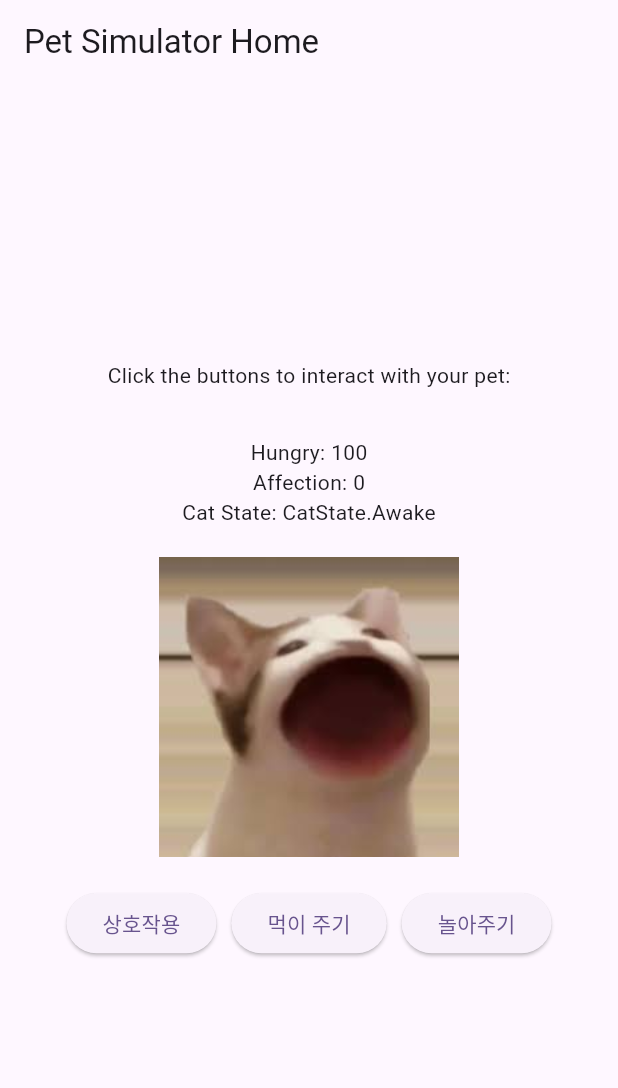
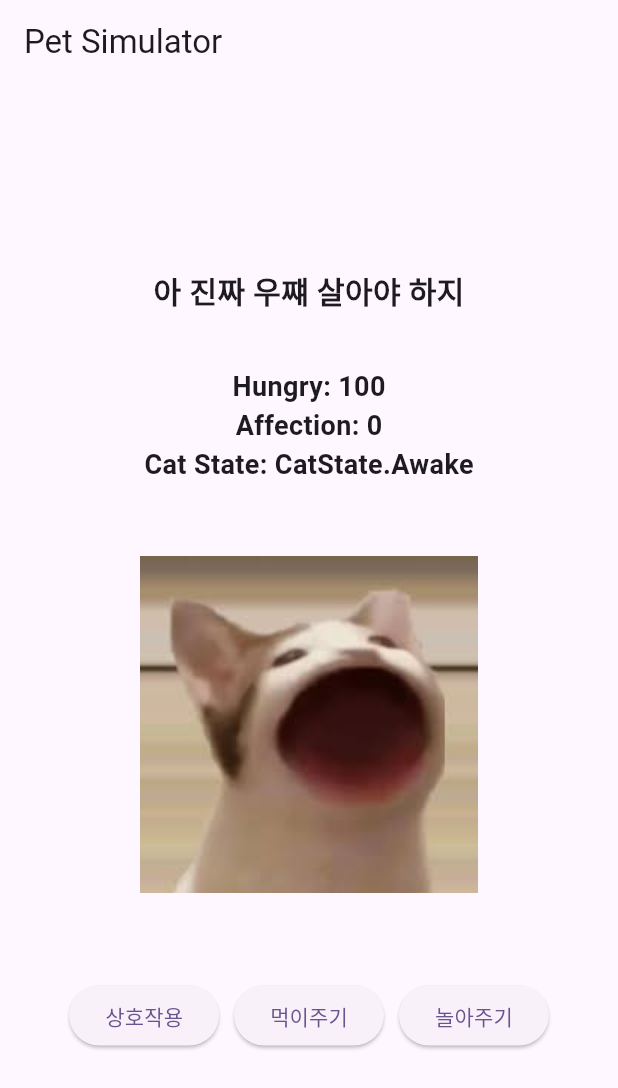
Before and after one commit to LiberationNacho/Project-pop, a Flutter app: the MyHomePage screen opened directly, on a phone screen of 412 x 824 dp. Shown: the top 1088 px of the screen. Run offline on Flutter 3.47's test engine with Material 3 defaults, Android fonts, the phone set to English and light mode, and no system bars.

Commit message:
친밀도, 공복지수, 상태 수정

```diff
--- a/software_pop/lib/Animal.dart
+++ b/software_pop/lib/Animal.dart
@@ -17,17 +17,19 @@ class Animal {
   CatState catState = CatState.Awake;
 
   void displayInfo() {
-    petStatus = 'Animal info';
+    petStatus = 'popcat이 즐거워 합니다';
     print(petStatus);
   }
 
   void eat() {
-    petStatus = 'Animal is eating';
+    petStatus = '츄르';
+    hungry += 10;
+    if (hungry > 100) hungry = 100;
     print(petStatus);
   }
 
   void sleep() {
-    petStatus = 'Animal is sleeping';
+    petStatus = 'popcat이 자고 있습니다';
     print(petStatus);
   }
 
@@ -47,7 +49,7 @@ class MyApp extends StatelessWidget {
       theme: ThemeData(
         primarySwatch: Colors.deepPurple,
       ),
-      home: MyHomePage(title: 'Pet Simulator Home'),
+      home: MyHomePage(title: 'Pet Simulator'),
     );
   }
 }
@@ -114,10 +116,6 @@ class _MyHomePageState extends State<MyHomePage> {
   void _feedPet() {
     setState(() {
       myPet.eat();
-      myPet.hungry += 10;
-      if (myPet.hungry > 100) {
-        myPet.hungry = 100;
-      }
       _increaseAffection(1);
     });
   }
@@ -160,30 +158,43 @@ class _MyHomePageState extends State<MyHomePage> {
           mainAxisAlignment: MainAxisAlignment.center,
           children: <Widget>[
             const Text(
-              'Click the buttons to interact with your pet:',
+              '아 진짜 우쨰 살아야 하지',
+              style: TextStyle(fontSize: 20, fontWeight: FontWeight.bold), // 원하는 크기로 조절
             ),
             SizedBox(height: 10), // 버튼 위 간격
             // 추가: 동물 상태와 공복지수, 친밀도를 표시하는 Text 위젯
-            Text(myPet.petStatus),
-            Text('Hungry: ${myPet.hungry}'),
-            Text('Affection: ${myPet.affection}'),
-            Text('Cat State: ${myPet.catState}'),
-            SizedBox(height: 20), // 이미지와 버튼 간 간격
-            // GestureDetector를 사용하여 이미지 클릭 감지
+            Text(
+              myPet.petStatus,
+              style: TextStyle(fontSize: 18, fontWeight: FontWeight.bold), // 원하는 크기로 조절
+            ),
+            Text(
+              'Hungry: ${myPet.hungry}',
+              style: TextStyle(fontSize: 18, fontWeight: FontWeight.bold), // 원하는 크기로 조절
+            ),
+            Text(
+              'Affection: ${myPet.affection}',
+              style: TextStyle(fontSize: 18, fontWeight: FontWeight.bold), // 원하는 크기로 조절
+            ),
+            Text(
+              'Cat State: ${myPet.catState}',
+              style: TextStyle(fontSize: 18, fontWeight: FontWeight.bold), // 원하는 크기로 조절
+            ),
+            SizedBox(height: 10), // 이미지와 버튼 간 간격
+// GestureDetector를 사용하여 이미지 클릭 감지
             GestureDetector(
               onTap: _changeImage,
               child: Image.asset(
                 currentImage,
-                width: 200,
-                height: 200,
+                width: 300,
+                height: 300,
               ),
             ),
             SizedBox(height: 20), // 이미지와 버튼 간 간격
-            // 밤 10시부터 아침 6시까지 잠자기 상태인 경우 "동물 잠잠" 메시지 표시
+            // 밤 10시부터 아침 6시까지 잠자기 상태인 경우 "동물 잠자는 중" 메시지 표시
             if (myPet.catState == CatState.Sleeping)
               Text(
-                '동물 잠잠',
-                style: TextStyle(fontSize: 18, fontWeight: FontWeight.bold),
+                'popcat이 자고 있습니다.',
+                style: TextStyle(fontSize: 18, fontWeight: FontWeight.bold), // 원하는 크기로 조절
               ),
             // 가로로 정렬된 버튼들
             Row(
@@ -196,7 +207,7 @@ class _MyHomePageState extends State<MyHomePage> {
                 SizedBox(width: 10), // 버튼 간격 조절
                 ElevatedButton(
                   onPressed: _feedPet,
-                  child: const Text('먹이 주기'),
+                  child: const Text('먹이주기'),
                 ),
                 SizedBox(width: 10), // 버튼 간격 조절
                 ElevatedButton(
```
